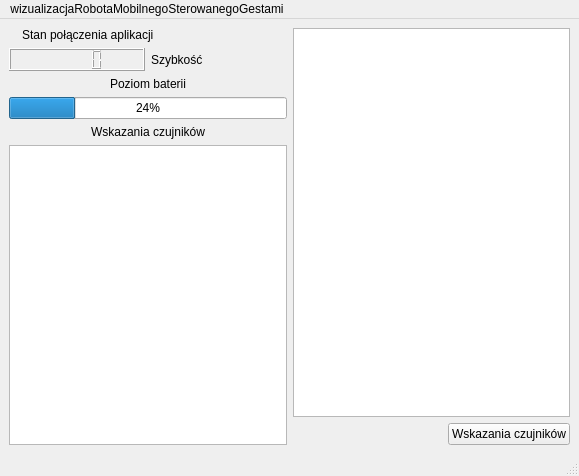
Qt form ui/mainwindow.ui (Ludrii/wizualizacjaRobotaMobilnegoSterowanegoGestami) before a commit.
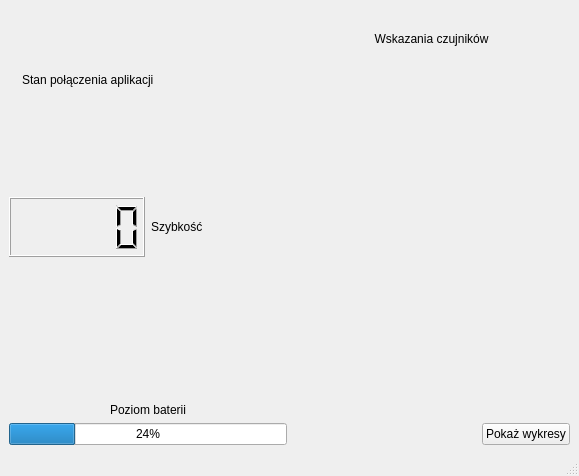
The same form after that commit. Icons and pictures are not drawn. Custom widgets are drawn as their Qt base class.

Commit message: Rearanżacja okna głównego i dodanierysowania figur 2D (w domyśle rzut z góry modelu robota mobilnego)

What changed in the file:
```diff
--- a/ui/mainwindow.ui
+++ b/ui/mainwindow.ui
@@ -14,64 +14,7 @@
    <string>MainWindow</string>
   </property>
   <widget class="QWidget" name="centralwidget">
-   <layout class="QGridLayout" name="gridLayout_3">
-    <item row="0" column="0">
-     <layout class="QGridLayout" name="gridLayout">
-      <item row="1" column="0">
-       <layout class="QHBoxLayout" name="horizontalLayout_2">
-        <item>
-         <widget class="QLCDNumber" name="lcdNumber"/>
-        </item>
-        <item>
-         <widget class="QLabel" name="label_2">
-          <property name="text">
-           <string>Szybkość</string>
-          </property>
-          <property name="alignment">
-           <set>Qt::AlignLeading|Qt::AlignLeft|Qt::AlignVCenter</set>
-          </property>
-         </widget>
-        </item>
-       </layout>
-      </item>
-      <item row="2" column="0">
-       <layout class="QVBoxLayout" name="verticalLayout">
-        <item>
-         <widget class="QLabel" name="label_3">
-          <property name="text">
-           <string>Poziom baterii</string>
-          </property>
-          <property name="alignment">
-           <set>Qt::AlignCenter</set>
-          </property>
-         </widget>
-        </item>
-        <item>
-         <widget class="QProgressBar" name="progressBar">
-          <property name="value">
-           <number>24</number>
-          </property>
-         </widget>
-        </item>
-       </layout>
-      </item>
-      <item row="3" column="0">
-       <layout class="QVBoxLayout" name="verticalLayout_2">
-        <item>
-         <widget class="QLabel" name="label_4">
-          <property name="text">
-           <string>Wskazania czujników</string>
-          </property>
-          <property name="alignment">
-           <set>Qt::AlignCenter</set>
-          </property>
-         </widget>
-        </item>
-        <item>
-         <widget class="QGraphicsView" name="graphicsView_2"/>
-        </item>
-       </layout>
-      </item>
+   <layout class="QGridLayout" name="gridLayout_2">
       <item row="0" column="0">
        <layout class="QHBoxLayout" name="horizontalLayout">
         <property name="sizeConstraint">
@@ -114,14 +57,54 @@
         </item>
        </layout>
       </item>
-     </layout>
-    </item>
-    <item row="0" column="1">
-     <layout class="QGridLayout" name="gridLayout_2">
-      <item row="0" column="0" colspan="2">
-       <widget class="QGraphicsView" name="graphicsView_3"/>
-      </item>
       <item row="1" column="0">
+     <layout class="QHBoxLayout" name="horizontalLayout_2">
+      <item>
+       <widget class="QLCDNumber" name="lcdNumber">
+        <property name="maximumSize">
+         <size>
+          <width>16777215</width>
+          <height>60</height>
+         </size>
+        </property>
+       </widget>
+      </item>
+      <item>
+       <widget class="QLabel" name="label_2">
+        <property name="text">
+         <string>Szybkość</string>
+        </property>
+        <property name="alignment">
+         <set>Qt::AlignLeading|Qt::AlignLeft|Qt::AlignVCenter</set>
+        </property>
+       </widget>
+      </item>
+     </layout>
+    </item>
+    <item row="2" column="0">
+     <layout class="QVBoxLayout" name="verticalLayout">
+      <item>
+       <widget class="QLabel" name="label_3">
+        <property name="text">
+         <string>Poziom baterii</string>
+        </property>
+        <property name="alignment">
+         <set>Qt::AlignBottom|Qt::AlignHCenter</set>
+        </property>
+       </widget>
+      </item>
+      <item>
+       <widget class="QProgressBar" name="progressBar">
+        <property name="value">
+         <number>24</number>
+        </property>
+       </widget>
+      </item>
+     </layout>
+    </item>
+    <item row="0" column="1" rowspan="3">
+     <layout class="QGridLayout" name="gridLayout">
+      <item row="2" column="0">
        <spacer name="horizontalSpacer">
         <property name="orientation">
          <enum>Qt::Horizontal</enum>
@@ -134,35 +117,46 @@
         </property>
        </spacer>
       </item>
-      <item row="1" column="1">
+      <item row="2" column="1">
        <widget class="QPushButton" name="pushButton">
         <property name="text">
+         <string>Pokaż wykresy</string>
+        </property>
+       </widget>
+      </item>
+      <item row="0" column="0" colspan="2">
+       <widget class="QLabel" name="label_4">
+        <property name="maximumSize">
+         <size>
+          <width>16777215</width>
+          <height>60</height>
+         </size>
+        </property>
+        <property name="text">
          <string>Wskazania czujników</string>
         </property>
+        <property name="alignment">
+         <set>Qt::AlignCenter</set>
+        </property>
        </widget>
       </item>
+      <item row="1" column="0" colspan="2">
+       <widget class="FigureWidget" name="robocik" native="true"/>
+      </item>
      </layout>
     </item>
    </layout>
   </widget>
-  <widget class="QMenuBar" name="menubar">
-   <property name="geometry">
-    <rect>
-     <x>0</x>
-     <y>0</y>
-     <width>579</width>
-     <height>22</height>
-    </rect>
-   </property>
-   <widget class="QMenu" name="menuwizualizacjaRobotaMobilnegoSterowanegoGestami">
-    <property name="title">
-     <string>wizualizacjaRobotaMobilnegoSterowanegoGestami</string>
-    </property>
-   </widget>
-   <addaction name="menuwizualizacjaRobotaMobilnegoSterowanegoGestami"/>
-  </widget>
   <widget class="QStatusBar" name="statusbar"/>
  </widget>
+ <customwidgets>
+  <customwidget>
+   <class>FigureWidget</class>
+   <extends>QWidget</extends>
+   <header>figurewidget.hh</header>
+   <container>1</container>
+  </customwidget>
+ </customwidgets>
  <resources/>
  <connections/>
 </ui>
```
Lines whose indentation alone changed are shown as unchanged. The commit also changes 2218 other files.
